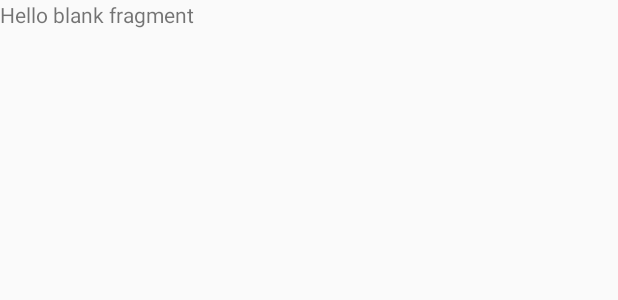
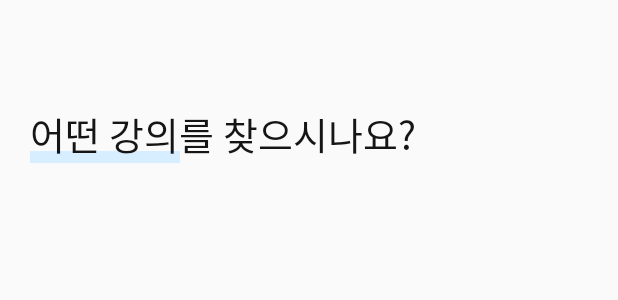
Before and after one commit to GymBall/CPDGT-Android, an Android app: the layout fragment_search.xml on its own in the app's theme, with its tools: preview values and no code run, on a phone screen of 412 x 824 dp. Shown: the top 300 px of the screen. Run offline under Robolectric (Android 15) with nearby library versions, the light colour scheme and no system bars.

Commit message:
lecture top

```diff
--- a/app/src/main/res/layout/fragment_lecture.xml
+++ b/app/src/main/res/layout/fragment_lecture.xml
@@ -12,7 +12,7 @@
         android:layout_width="wrap_content"
         android:layout_height="wrap_content">
         <View
-            android:layout_width="100dp"
+            android:layout_width="87.5dp"
             android:layout_height="8dp"
             android:background="#d6eeff"
             android:layout_alignBottom="@id/text">
@@ -21,7 +21,7 @@
             android:id="@+id/text"
             android:layout_width="wrap_content"
             android:layout_height="wrap_content"
-            android:text="어떤 강의를 찾으시나요?"
+            android:text="내 강의"
             android:fontFamily="@font/nanumsquare_regular"
             android:textColor="#151515"
             android:textSize="25sp"
--- a/app/src/main/res/layout/fragment_search.xml
+++ b/app/src/main/res/layout/fragment_search.xml
@@ -1,14 +1,30 @@
 <?xml version="1.0" encoding="utf-8"?>
-<FrameLayout xmlns:android="http://schemas.android.com/apk/res/android"
+<LinearLayout
+    xmlns:android="http://schemas.android.com/apk/res/android"
     xmlns:tools="http://schemas.android.com/tools"
     android:layout_width="match_parent"
     android:layout_height="match_parent"
-    tools:context=".ui.search.SearchFragment">
+    tools:context=".ui.search.SearchFragment"
+    android:orientation="vertical"
+    android:layout_marginHorizontal="20dp">
 
-    <!-- TODO: Update blank fragment layout -->
-    <TextView
-        android:layout_width="match_parent"
-        android:layout_height="match_parent"
-        android:text="@string/hello_blank_fragment" />
-
-</FrameLayout>
+    <RelativeLayout
+        android:layout_width="wrap_content"
+        android:layout_height="wrap_content">
+        <View
+            android:layout_width="100dp"
+            android:layout_height="8dp"
+            android:background="#d6eeff"
+            android:layout_alignBottom="@id/text">
+        </View>
+        <TextView
+            android:id="@+id/text"
+            android:layout_width="wrap_content"
+            android:layout_height="wrap_content"
+            android:text="어떤 강의를 찾으시나요?"
+            android:fontFamily="@font/nanumsquare_regular"
+            android:textColor="#151515"
+            android:textSize="25sp"
+            android:layout_marginTop="70dp"/>
+    </RelativeLayout>
+</LinearLayout>
```
